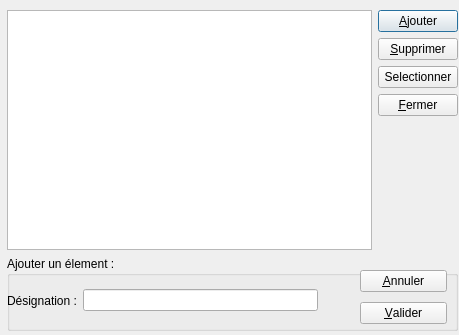
Before: the Qt Designer form dlg_tx_transmission.ui in InformatiqueAtmoNA/tam, drawn with Qt 5.
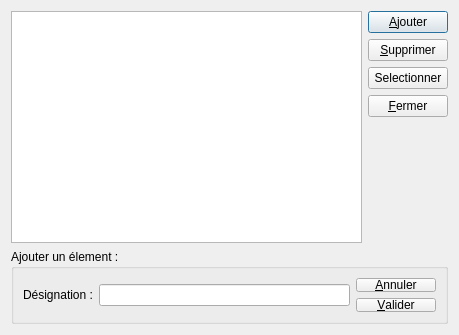
After: the same form once the commit is applied.

```diff
--- a/dlg_tx_transmission.ui
+++ b/dlg_tx_transmission.ui
@@ -19,15 +19,8 @@
   <property name="modal">
    <bool>true</bool>
   </property>
-  <widget class="QWidget" name="layoutWidget">
-   <property name="geometry">
-    <rect>
-     <x>7</x>
-     <y>10</y>
-     <width>451</width>
-     <height>321</height>
-    </rect>
-   </property>
+  <layout class="QGridLayout" name="gridLayout_3">
+   <item row="0" column="0">
    <layout class="QGridLayout" name="gridLayout">
     <item row="0" column="0">
      <widget class="QTableView" name="tableView">
@@ -110,15 +103,22 @@
       <property name="title">
        <string>Ajouter un élement :</string>
       </property>
-      <widget class="QWidget" name="layoutWidget_2">
-       <property name="geometry">
-        <rect>
-         <x>353</x>
-         <y>10</y>
-         <width>87</width>
-         <height>62</height>
-        </rect>
-       </property>
+       <layout class="QGridLayout" name="gridLayout_2">
+        <item row="0" column="0">
+         <layout class="QHBoxLayout" name="h_Layout_Designation">
+          <item>
+           <widget class="QLabel" name="label">
+            <property name="text">
+             <string>Désignation :</string>
+            </property>
+           </widget>
+          </item>
+          <item>
+           <widget class="QLineEdit" name="lineEdit_Designation"/>
+          </item>
+         </layout>
+        </item>
+        <item row="0" column="1">
        <layout class="QVBoxLayout" name="v_Layout_Ajout">
         <item>
          <widget class="QPushButton" name="button_Annuler">
@@ -135,33 +135,13 @@
          </widget>
         </item>
        </layout>
-      </widget>
-      <widget class="QWidget" name="layoutWidget_3">
-       <property name="geometry">
-        <rect>
-         <x>0</x>
-         <y>30</y>
-         <width>311</width>
-         <height>29</height>
-        </rect>
-       </property>
-       <layout class="QHBoxLayout" name="h_Layout_Designation">
-        <item>
-         <widget class="QLabel" name="label">
-          <property name="text">
-           <string>Désignation :</string>
-          </property>
-         </widget>
         </item>
-        <item>
-         <widget class="QLineEdit" name="lineEdit_Designation"/>
-        </item>
        </layout>
       </widget>
-     </widget>
-    </item>
-   </layout>
-  </widget>
+     </item>
+    </layout>
+   </item>
+  </layout>
  </widget>
  <resources/>
  <connections/>
```
Lines whose indentation alone changed are shown as unchanged.
